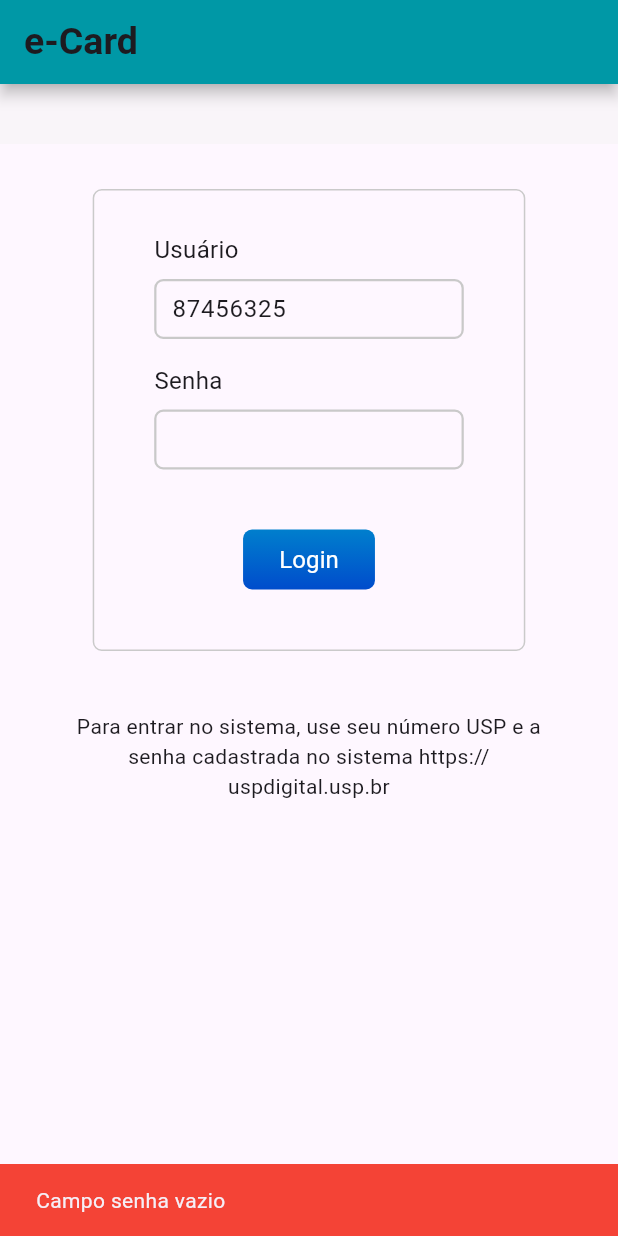
After one commit to felipe-graca/usp-clone, a Flutter app: the screen it shows after launch, after a tap on "Login", on a phone screen of 412 x 824 dp. The commit adds this screen. Run offline on Flutter 3.47's test engine with Material 3 defaults, Android fonts, the phone set to English and light mode, and no system bars; our stand-ins replace get_it, google_fonts, qr_flutter, shared_preferences; missing offline and left inert: syncfusion_flutter_barcodes.

Commit message:
feature: finish login

```diff
--- a/lib/core/routes/app_router.dart
+++ b/lib/core/routes/app_router.dart
@@ -1,7 +1,11 @@
+// ignore_for_file: unused_local_variable
+
 import 'package:flutter/material.dart';
 import 'package:usp_ecard/core/routes/app_routes.dart';
 import 'package:usp_ecard/ui/pages/home/home_page.dart';
+import 'package:usp_ecard/ui/pages/login/login_page.dart';
 import 'package:usp_ecard/ui/pages/profile/profile_page.dart';
+import 'package:usp_ecard/ui/pages/splash/splash_page.dart';
 
 class AppRouter {
   AppRouter._();
@@ -12,8 +16,14 @@ class AppRouter {
     late final Widget page;
 
     switch (routeSettings.name) {
+      case AppRoutes.splash:
+        page = const SplashPage();
+        break;
       case AppRoutes.home:
         page = const HomePage();
+        break;
+      case AppRoutes.login:
+        page = const LoginPage();
         break;
       case AppRoutes.profile:
         page = const ProfilePage();
--- a/lib/core/routes/app_routes.dart
+++ b/lib/core/routes/app_routes.dart
@@ -1,4 +1,6 @@
 class AppRoutes {
+  static const String splash = '/';
   static const String home = '/home';
   static const String profile = '/profile';
+  static const String login = '/login';
 }
--- a/lib/core/service/active_application/active_application_service_interface.dart
+++ /dev/null
@@ -1,4 +0,0 @@
-abstract interface class IActiveApplicationService {
-  Future<bool> activeApplication(String activationKey);
-  Future<bool> isActivated();
-}
--- /dev/null
+++ b/lib/core/service/injections/injection.dart
@@ -0,0 +1,20 @@
+import 'package:get_it/get_it.dart';
+import 'package:shared_preferences/shared_preferences.dart';
+import 'package:usp_ecard/core/service/security/i_security_service.dart';
+import 'package:usp_ecard/core/service/security/security_service.dart';
+import 'package:usp_ecard/core/service/storage/i_storage_service.dart';
+import 'package:usp_ecard/core/service/storage/storage_service.dart';
+
+class Injections {
+  Injections._();
+
+  static Future<void> start() async {
+    final i = GetIt.instance;
+
+    i.registerSingleton(await SharedPreferences.getInstance());
+
+    i.registerLazySingleton<IStorageService>(() => StorageService(sharedPreferences: i.get()));
+
+    i.registerLazySingleton<ISecurityService>(() => SecurityService(storageService: i.get()));
+  }
+}
--- /dev/null
+++ b/lib/core/service/security/i_security_service.dart
@@ -0,0 +1,4 @@
+abstract interface class ISecurityService {
+  Future<bool> authenticate({required String password});
+  Future<bool> isAuthenticated();
+}
--- /dev/null
+++ b/lib/core/service/storage/i_storage_service.dart
@@ -0,0 +1,6 @@
+abstract interface class IStorageService {
+  Future<bool> saveData({required String key, required dynamic data});
+  Future<T> getData<T>({required String key});
+  Future<bool> removeData({required String key});
+  Future<bool> clearData();
+}
--- a/lib/main.dart
+++ b/lib/main.dart
@@ -1,107 +1,66 @@
 import 'package:flutter/material.dart';
-import 'package:shared_preferences/shared_preferences.dart';
+import 'package:get_it/get_it.dart';
 import 'package:usp_ecard/core/routes/app_router.dart';
 import 'package:usp_ecard/core/routes/app_routes.dart';
-import 'package:usp_ecard/core/service/active_application/active_application_service.dart';
-import 'package:usp_ecard/core/service/active_application/active_application_service_interface.dart';
+import 'package:usp_ecard/core/service/injections/injection.dart';
+
+Future<bool> initialize() async {
+  await Injections.start();
+  await GetIt.I.allReady();
+  return true;
+}
 
 void main() {
-  runApp(const Build());
+  WidgetsFlutterBinding.ensureInitialized();
+  runApp(FutureBuilder(
+    future: initialize(),
+    builder: (context, snapshot) {
+      if (snapshot.connectionState != ConnectionState.done) {
+        return MaterialApp(
+          debugShowCheckedModeBanner: false,
+          home: Scaffold(
+            body: Container(
+              color: Colors.white,
+              width: MediaQuery.of(context).size.width,
+              height: MediaQuery.of(context).size.height,
+              child: Center(
+                child: Container(
+                  width: 124,
+                  height: 124,
+                  decoration: const BoxDecoration(
+                    shape: BoxShape.circle,
+                    color: Colors.white,
+                    image: DecorationImage(
+                      image: AssetImage('assets/images/lauch.png'),
+                      fit: BoxFit.contain,
+                    ),
+                  ),
+                ),
+              ),
+            ),
+          ),
+        );
+      }
+      return const BuildApp();
+    },
+  ));
 }
 
-class Build extends StatefulWidget {
-  const Build({super.key});
+class BuildApp extends StatefulWidget {
+  const BuildApp({super.key});
 
   @override
-  State<Build> createState() => _BuildState();
+  State<BuildApp> createState() => _BuildAppState();
 }
 
-class _BuildState extends State<Build> {
+class _BuildAppState extends State<BuildApp> {
   @override
   Widget build(BuildContext context) {
-    return MaterialApp(
+    return const MaterialApp(
       debugShowCheckedModeBanner: false,
       onGenerateRoute: AppRouter.generateRoute,
       title: 'E-CARD USP',
-      theme: ThemeData(
-        colorScheme: ColorScheme.fromSeed(seedColor: Colors.deepPurple),
-        useMaterial3: true,
-      ),
-      home: const MyApp(),
+      initialRoute: AppRoutes.login,
     );
   }
 }
-
-class MyApp extends StatefulWidget {
-  const MyApp({super.key});
-
-  @override
-  State<MyApp> createState() => _MyAppState();
-}
-
-class _MyAppState extends State<MyApp> {
-  late IActiveApplicationService _activationService;
-  bool hasActive = false;
-
-  Future<SharedPreferences> _getSharedPreferences() async {
-    return await SharedPreferences.getInstance();
-  }
-
-  @override
-  void initState() {
-    Future.delayed(const Duration(milliseconds: 1)).then((value) async {
-      _activationService = ActivationService(await _getSharedPreferences());
-    }).then((value) async => await _activationService.isActivated()
-        ? Navigator.of(context).pushNamed(AppRoutes.home)
-        : await _activationService.activeApplication('1234567890'));
-
-    super.initState();
-  }
-
-  @override
-  Widget build(BuildContext context) {
-    final size = MediaQuery.of(context).size;
-    return Scaffold(
-      body: Container(
-        width: size.width,
-        height: size.height,
-        color: Colors.deepPurple,
-        child: Stack(
-          children: [
-            hasActive
-                ? Center(
-                    child: Padding(
-                      padding: const EdgeInsets.symmetric(horizontal: 40),
-                      child: TextFormField(
-                        decoration: const InputDecoration(
-                          hintText: 'Digite a chave de ativação',
-                        ),
-                        onFieldSubmitted: (value) async {
-                          await _activationService
-                              .activeApplication(value)
-                              .then((value) => value ? Navigator.of(context).pushNamed(AppRoutes.home) : null);
-                        },
-                      ),
-                    ),
-                  )
-                : Positioned(
-                    bottom: 0,
-                    left: 1,
-                    child: SizedBox(
-                      width: 100,
-                      height: 100,
-                      child: GestureDetector(
-                        onDoubleTap: () {
-                          setState(() {
-                            hasActive = true;
-                          });
-                        },
-                      ),
-                    ),
-                  )
-          ],
-        ),
-      ),
-    );
-  }
-}
--- /dev/null
+++ b/lib/ui/pages/login/login_page.dart
@@ -0,0 +1,95 @@
+import 'package:flutter/material.dart';
+import 'package:get_it/get_it.dart';
+import 'package:usp_ecard/core/helpers/ui_helpers.dart';
+import 'package:usp_ecard/core/routes/app_routes.dart';
+import 'package:usp_ecard/core/service/security/i_security_service.dart';
+import 'package:usp_ecard/ui/widgets/login_form_widget.dart';
+import 'package:usp_ecard/ui/widgets/usp_app_bar_widget.dart';
+
+class LoginPage extends StatefulWidget {
+  const LoginPage({super.key});
+
+  @override
+  State<LoginPage> createState() => _LoginPageState();
+}
+
+class _LoginPageState extends State<LoginPage> {
+  final _securityService = GetIt.I<ISecurityService>();
+
+  bool _isLoading = false;
+
+  Future<void> authenticate(String password) async {
+    setState(() {
+      _isLoading = true;
+    });
+    final result = await _securityService.authenticate(password: password);
+
+    if (result || (await _securityService.isAuthenticated())) {
+      if (!mounted) return;
+      Navigator.of(context).pushNamedAndRemoveUntil(AppRoutes.home, (route) => false);
+      return;
+    }
+    setState(() {
+      _isLoading = false;
+    });
+    if (!mounted) return;
+    ScaffoldMessenger.of(context).showSnackBar(
+      const SnackBar(
+        content: Text('Senha inválida'),
+        backgroundColor: Colors.red,
+      ),
+    );
+  }
+
+  @override
+  Widget build(BuildContext context) {
+    return Scaffold(
+      appBar: const USPAppBarWidget(),
+      body: Stack(
+        children: [
+          SizedBox(
+            width: MediaQuery.of(context).size.width,
+            height: MediaQuery.of(context).size.height,
+            child: SingleChildScrollView(
+              child: Column(
+                crossAxisAlignment: CrossAxisAlignment.center,
+                children: [
+                  Container(
+                    height: 40,
+                    color: const Color.fromARGB(255, 241, 241, 241).withOpacity(.4),
+                  ),
+                  30.height,
+                  LoginFormWidget(authenticate: authenticate),
+                  40.height,
+                  Padding(
+                    padding: EdgeInsets.symmetric(horizontal: MediaQuery.of(context).size.width * .12),
+                    child: const Row(
+                      mainAxisAlignment: MainAxisAlignment.center,
+                      children: [
+                        Flexible(
+                          child: Text(
+                            'Para entrar no sistema, use seu número USP e a senha cadastrada no sistema https://uspdigital.usp.br',
+                            textAlign: TextAlign.center,
+                          ),
+                        )
+                      ],
+                    ),
+                  )
+                ],
+              ),
+            ),
+          ),
+          if (_isLoading)
+            Container(
+              width: MediaQuery.of(context).size.width,
+              height: MediaQuery.of(context).size.height,
+              color: Colors.white.withOpacity(.8),
+              child: const Center(
+                child: CircularProgressIndicator(),
+              ),
+            )
+        ],
+      ),
+    );
+  }
+}
--- /dev/null
+++ b/lib/ui/pages/splash/splash_page.dart
@@ -0,0 +1,15 @@
+import 'package:flutter/material.dart';
+
+class SplashPage extends StatefulWidget {
+  const SplashPage({super.key});
+
+  @override
+  State<SplashPage> createState() => _SplashPageState();
+}
+
+class _SplashPageState extends State<SplashPage> {
+  @override
+  Widget build(BuildContext context) {
+    return Container();
+  }
+}
--- /dev/null
+++ b/lib/ui/widgets/login_form_widget.dart
@@ -0,0 +1,223 @@
+import 'package:flutter/material.dart';
+import 'package:google_fonts/google_fonts.dart';
+import 'package:usp_ecard/core/helpers/ui_helpers.dart';
+
+class LoginFormWidget extends StatefulWidget {
+  final Future<void> Function(String) authenticate;
+  const LoginFormWidget({super.key, required this.authenticate});
+
+  @override
+  State<LoginFormWidget> createState() => _LoginFormWidgetState();
+}
+
+class _LoginFormWidgetState extends State<LoginFormWidget> {
+  final usernameFocusNode = FocusNode();
+  final passwordFocusNode = FocusNode();
+
+  bool hasUsernameFocus = false;
+  bool hasPasswordFocus = false;
+
+  final _usernameGlobalKey = GlobalKey<FormState>();
+  final _passwordGlobalKey = GlobalKey<FormState>();
+
+  final _usernameController = TextEditingController(text: '87456325');
+  final _passwordController = TextEditingController();
+
+  @override
+  void initState() {
+    usernameFocusNode.addListener(() {
+      setState(() {
+        hasUsernameFocus = usernameFocusNode.hasFocus;
+      });
+    });
+
+    passwordFocusNode.addListener(() {
+      setState(() {
+        hasPasswordFocus = passwordFocusNode.hasFocus;
+      });
+    });
+    super.initState();
+  }
+
+  @override
+  void dispose() {
+    usernameFocusNode.dispose();
+    passwordFocusNode.dispose();
+
+    _usernameController.dispose();
+    _passwordController.dispose();
+    super.dispose();
+  }
+
+  @override
+  Widget build(BuildContext context) {
+    return Container(
+      padding: const EdgeInsets.symmetric(horizontal: 40),
+      width: MediaQuery.of(context).size.width * .7,
+      decoration: BoxDecoration(
+        borderRadius: BorderRadius.circular(6),
+        border: Border.all(
+          color: const Color.fromARGB(255, 202, 202, 202),
+          width: 1,
+        ),
+      ),
+      child: Column(
+        crossAxisAlignment: CrossAxisAlignment.start,
+        children: [
+          28.height,
+          Text(
+            'Usuário',
+            style: GoogleFonts.roboto(
+              fontSize: 16,
+              fontWeight: FontWeight.w400,
+            ),
+          ),
+          8.height,
+          Container(
+            height: 40,
+            decoration: hasUsernameFocus
+                ? BoxDecoration(
+                    boxShadow: const [
+                      BoxShadow(
+                        blurRadius: 6,
+                        color: Color.fromARGB(129, 0, 137, 201),
+                        offset: Offset(0, 0),
+                      ),
+                    ],
+                    borderRadius: BorderRadius.circular(6),
+                    color: Colors.white,
+                  )
+                : null,
+            child: TextFormField(
+              key: _usernameGlobalKey,
+              focusNode: usernameFocusNode,
+              controller: _usernameController,
+              cursorWidth: 1,
+              cursorHeight: 24,
+              cursorColor: Colors.black,
+              textAlignVertical: TextAlignVertical.center,
+              decoration: InputDecoration(
+                contentPadding: const EdgeInsets.symmetric(horizontal: 8),
+                focusedBorder: OutlineInputBorder(
+                  borderRadius: BorderRadius.circular(6),
+                  borderSide: const BorderSide(
+                    color: Colors.blue,
+                  ),
+                ),
+                enabledBorder: OutlineInputBorder(
+                  borderRadius: BorderRadius.circular(6),
+                  borderSide: const BorderSide(
+                    color: Color.fromARGB(255, 201, 201, 201),
+                    width: 1.5,
+                  ),
+                ),
+              ),
+            ),
+          ),
+          16.height,
+          Text(
+            'Senha',
+            style: GoogleFonts.roboto(
+              fontSize: 16,
+              fontWeight: FontWeight.w400,
+            ),
+          ),
+          8.height,
+          AnimatedContainer(
+            height: 40,
+            duration: const Duration(seconds: 5),
+            decoration: hasPasswordFocus
+                ? BoxDecoration(
+                    boxShadow: const [
+                      BoxShadow(
+                        blurRadius: 6,
+                        color: Color.fromARGB(129, 0, 137, 201),
+                        offset: Offset(0, 0),
+                      ),
+                    ],
+                    borderRadius: BorderRadius.circular(6),
+                    color: Colors.white,
+                  )
+                : null,
+            child: TextFormField(
+              key: _passwordGlobalKey,
+              focusNode: passwordFocusNode,
+              controller: _passwordController,
+              obscureText: true,
+              cursorWidth: 1,
+              cursorHeight: 24,
+              cursorColor: Colors.black,
+              textAlignVertical: TextAlignVertical.center,
+              decoration: InputDecoration(
+                contentPadding: const EdgeInsets.symmetric(horizontal: 8),
+                focusedBorder: OutlineInputBorder(
+                  borderRadius: BorderRadius.circular(6),
+                  borderSide: const BorderSide(
+                    color: Colors.blue,
+                  ),
+                ),
+                enabledBorder: OutlineInputBorder(
+                  borderRadius: BorderRadius.circular(6),
+                  borderSide: const BorderSide(
+                    color: Color.fromARGB(255, 201, 201, 201),
+                    width: 1.5,
+                  ),
+                ),
+              ),
+            ),
+          ),
+          40.height,
+          Center(
+            child: Container(
+              height: 40,
+              decoration: BoxDecoration(
+                gradient: const LinearGradient(
+                  colors: [
+                    Color(0xFF007FCD),
+                    Color(0xFF004CCC),
+                  ],
+                  begin: Alignment.topCenter,
+                  end: Alignment.bottomCenter,
+                ),
+                borderRadius: BorderRadius.circular(6),
+              ),
+              child: ElevatedButton(
+                onPressed: () async {
+                  if (_passwordController.text.isEmpty) {
+                    ScaffoldMessenger.of(context).showSnackBar(
+                      const SnackBar(
+                        content: Text('Campo senha vazio'),
+                        backgroundColor: Colors.red,
+                      ),
+                    );
+                    return;
+                  }
+                  await widget.authenticate(_passwordController.text);
+                },
+                style: ButtonStyle(
+                  backgroundColor: MaterialStateProperty.all(Colors.transparent),
+                  shadowColor: MaterialStateProperty.all(Colors.transparent),
+                  elevation: MaterialStateProperty.all(0),
+                  shape: MaterialStateProperty.all(
+                    RoundedRectangleBorder(
+                      borderRadius: BorderRadius.circular(6),
+                    ),
+                  ),
+                ),
+                child: Text(
+                  'Login',
+                  style: GoogleFonts.roboto(
+                    fontSize: 16,
+                    fontWeight: FontWeight.w400,
+                    color: Colors.white,
+                  ),
+                ),
+              ),
+            ),
+          ),
+          40.height,
+        ],
+      ),
+    );
+  }
+}
--- /dev/null
+++ b/lib/ui/widgets/usp_app_bar_widget.dart
@@ -0,0 +1,39 @@
+import 'package:flutter/material.dart';
+import 'package:google_fonts/google_fonts.dart';
+
+class USPAppBarWidget extends StatefulWidget implements PreferredSizeWidget {
+  const USPAppBarWidget({super.key});
+
+  @override
+  State<USPAppBarWidget> createState() => _USPAppBarWidgetState();
+
+  @override
+  Size get preferredSize => const Size.fromHeight(kToolbarHeight);
+}
+
+class _USPAppBarWidgetState extends State<USPAppBarWidget> {
+  @override
+  Widget build(BuildContext context) {
+    return Material(
+      elevation: 4,
+      color: const Color(0xff00828F),
+      child: SafeArea(
+        child: AppBar(
+          automaticallyImplyLeading: false,
+          backgroundColor: const Color(0xff0098A6),
+          title: Row(
+            children: [
+              Text(
+                'e-Card',
+                style: GoogleFonts.roboto(
+                  fontWeight: FontWeight.w700,
+                  fontSize: 25,
+                ),
+              )
+            ],
+          ),
+        ),
+      ),
+    );
+  }
+}
--- a/pubspec.yaml
+++ b/pubspec.yaml
@@ -40,6 +40,9 @@ dependencies:
   syncfusion_flutter_barcodes: ^22.2.8
   modal_bottom_sheet: ^3.0.0-pre
   flutter_launcher_icons: ^0.13.1
+  flutter_bloc: ^8.1.5
+  get_it: ^7.7.0
+  google_fonts: ^6.2.1
 
 flutter_launcher_icons:
   android: "launcher_icon"
```
Also changed, not shown: lib/core/helpers/ui_helpers.dart (added, +8 -0 lines), lib/core/service/active_application/active_application_service.dart (deleted, +0 -41 lines), lib/core/service/security/security_service.dart (added, +36 -0 lines), lib/core/service/storage/storage_service.dart (added, +42 -0 lines), lib/ui/pages/login/login_cubit.dart (added), lib/ui/pages/login/login_state.dart (added), pubspec.lock, 1 other file.
